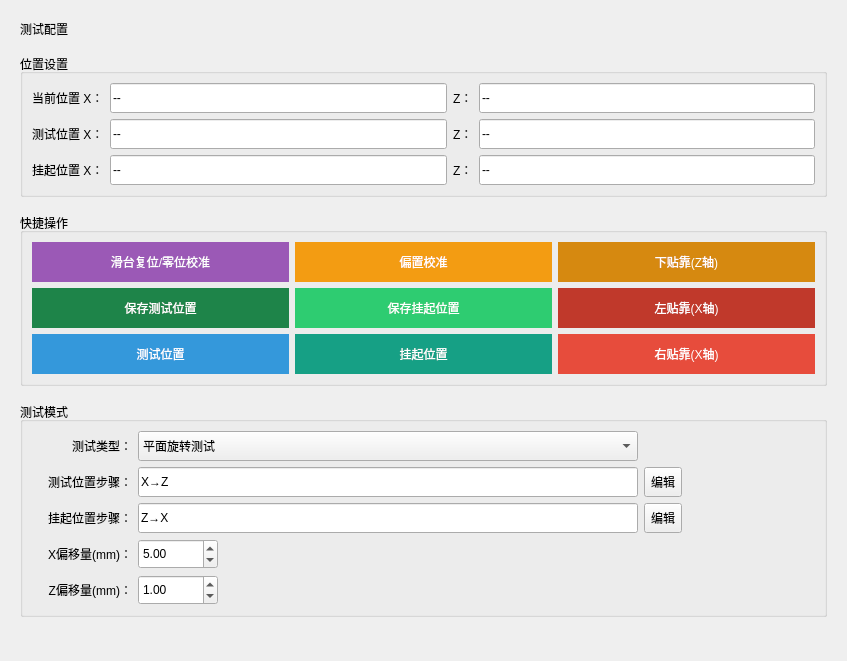
Above: src/ui/test_config_panel.ui from IceSugarZxy/MARS-pro before the change. Below: the same form after it.
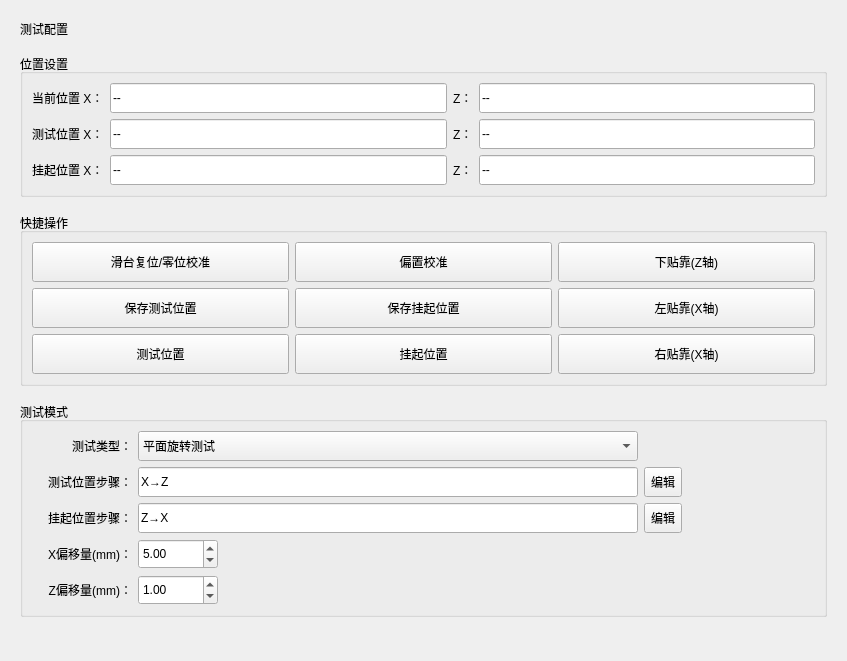
That is the form after the change.

Commit message:
fix: 修复测试配置面板编辑按钮无响应，移除UI内联样式统一由theme.py控制
- test_config_panel: 连接btn_test_edit_scheme和btn_suspend_edit_scheme按钮信号
- 添加_on_suspend_edit_scheme方法处理挂起方案编辑
- 移除test_config_panel.ui和measure_panel.ui中按钮的内联styleSheet属性
- theme.py中添加按钮hover效果规则
- 解决Qt内联样式优先级过高导致hover效果无法生效的问题

```diff
--- a/src/ui/test_config_panel.ui
+++ b/src/ui/test_config_panel.ui
@@ -259,9 +259,6 @@
           <property name="text">
            <string>偏置校准</string>
           </property>
-          <property name="styleSheet">
-           <string>background-color: #f39c12; color: white; border: none;</string>
-          </property>
          </widget>
         </item>
         <item row="3" column="1">
@@ -275,9 +272,6 @@
           <property name="text">
            <string>挂起位置</string>
           </property>
-          <property name="styleSheet">
-           <string>background-color: #16a085; color: white; border: none;</string>
-          </property>
          </widget>
         </item>
         <item row="0" column="0">
@@ -291,9 +285,6 @@
           <property name="text">
            <string>滑台复位/零位校准</string>
           </property>
-          <property name="styleSheet">
-           <string>background-color: #9b59b6; color: white; border: none;</string>
-          </property>
          </widget>
         </item>
         <item row="3" column="0">
@@ -307,9 +298,6 @@
           <property name="text">
            <string>测试位置</string>
           </property>
-          <property name="styleSheet">
-           <string>background-color: #3498db; color: white; border: none;</string>
-          </property>
          </widget>
         </item>
         <item row="2" column="0">
@@ -323,9 +311,6 @@
           <property name="text">
            <string>保存测试位置</string>
           </property>
-          <property name="styleSheet">
-           <string>background-color: #1e8449; color: white; border: none;</string>
-          </property>
          </widget>
         </item>
         <item row="2" column="1">
@@ -339,9 +324,6 @@
           <property name="text">
            <string>保存挂起位置</string>
           </property>
-          <property name="styleSheet">
-           <string>background-color: #2ecc71; color: white; border: none;</string>
-          </property>
          </widget>
         </item>
         <item row="3" column="2">
@@ -355,9 +337,6 @@
           <property name="text">
            <string>右贴靠(X轴)</string>
           </property>
-          <property name="styleSheet">
-           <string>background-color: #e74c3c; color: white; border: none;</string>
-          </property>
          </widget>
         </item>
         <item row="2" column="2">
@@ -371,9 +350,6 @@
           <property name="text">
            <string>左贴靠(X轴)</string>
           </property>
-          <property name="styleSheet">
-           <string>background-color: #c0392b; color: white; border: none;</string>
-          </property>
          </widget>
         </item>
         <item row="0" column="2">
@@ -387,9 +363,6 @@
           <property name="text">
            <string>下贴靠(Z轴)</string>
           </property>
-          <property name="styleSheet">
-           <string>background-color: #d68910; color: white; border: none;</string>
-          </property>
          </widget>
         </item>
        </layout>
```
The commit also changes 4 other files.
